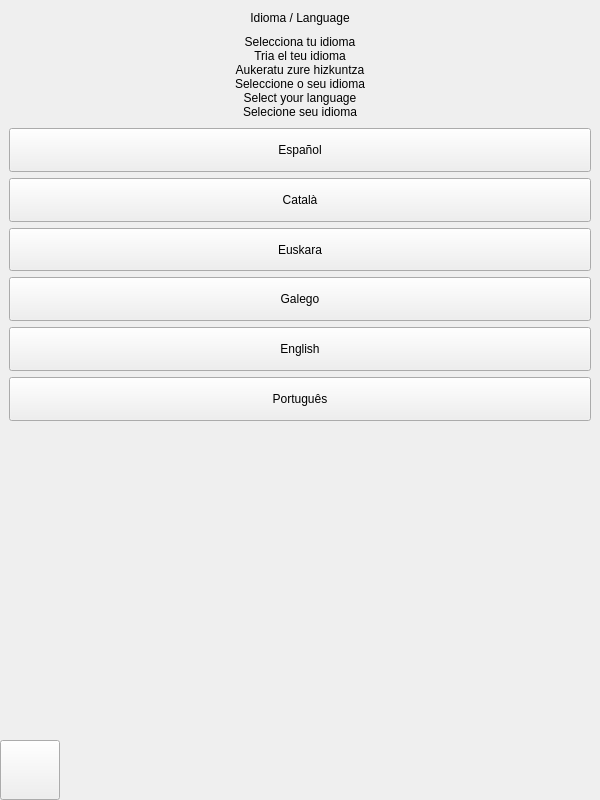
The window that bqWizard/ui/WizardLanguage.ui (bq/cervantes) describes before a commit, drawn with Qt 5.
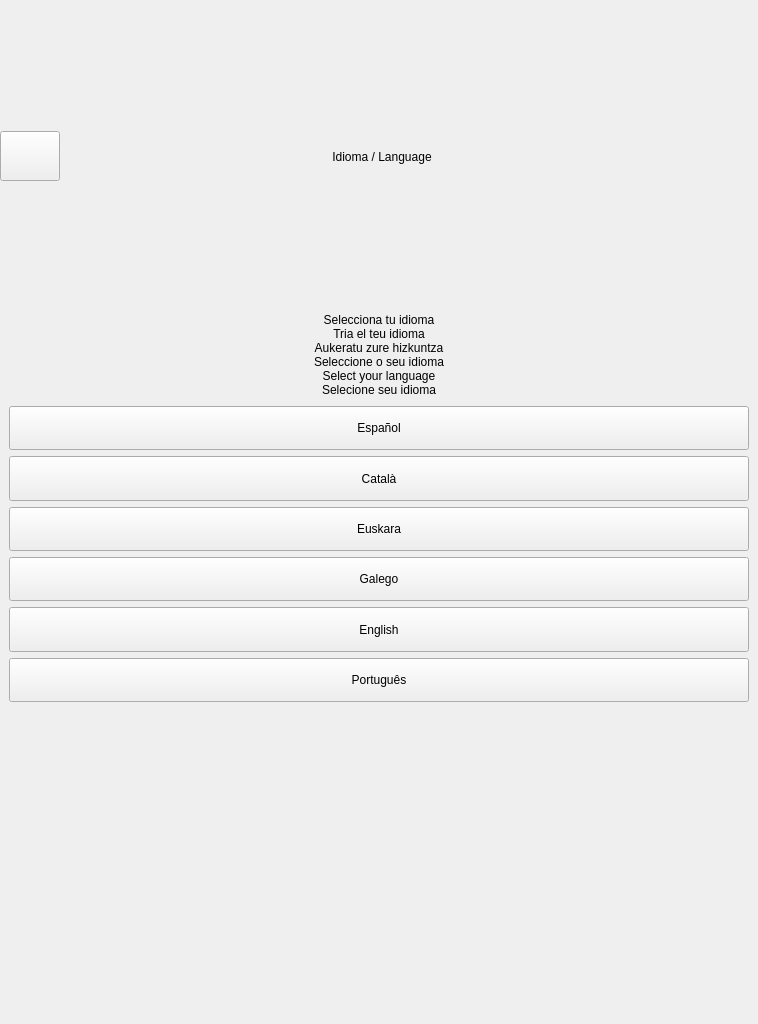
The same window after the commit.

The edit to the form file:
```diff
--- a/bqWizard/ui/WizardLanguage.ui
+++ b/bqWizard/ui/WizardLanguage.ui
@@ -6,8 +6,8 @@
    <rect>
     <x>0</x>
     <y>0</y>
-    <width>600</width>
-    <height>800</height>
+    <width>758</width>
+    <height>1024</height>
    </rect>
   </property>
   <property name="sizePolicy">
@@ -18,14 +18,14 @@
   </property>
   <property name="minimumSize">
    <size>
-    <width>600</width>
-    <height>800</height>
+    <width>758</width>
+    <height>1024</height>
    </size>
   </property>
   <property name="maximumSize">
    <size>
-    <width>600</width>
-    <height>800</height>
+    <width>758</width>
+    <height>1024</height>
    </size>
   </property>
   <property name="focusPolicy">
@@ -50,8 +50,42 @@
       <property name="margin">
        <number>0</number>
       </property>
+      <item>
+       <widget class="QPushButton" name="deviceInfo">
+        <property name="sizePolicy">
+         <sizepolicy hsizetype="Preferred" vsizetype="Expanding">
+          <horstretch>0</horstretch>
+          <verstretch>0</verstretch>
+         </sizepolicy>
+        </property>
+        <property name="minimumSize">
+         <size>
+          <width>60</width>
+          <height>50</height>
+         </size>
+        </property>
+        <property name="maximumSize">
+         <size>
+          <width>60</width>
+          <height>50</height>
+         </size>
+        </property>
+        <property name="styleSheet">
+         <string notr="true"/>
+        </property>
+        <property name="text">
+         <string/>
+        </property>
+       </widget>
+      </item>
       <item>
        <widget class="QLabel" name="langTitleLbl">
+        <property name="sizePolicy">
+         <sizepolicy hsizetype="Expanding" vsizetype="Preferred">
+          <horstretch>0</horstretch>
+          <verstretch>0</verstretch>
+         </sizepolicy>
+        </property>
         <property name="minimumSize">
          <size>
           <width>150</width>
@@ -60,7 +94,7 @@
         </property>
         <property name="maximumSize">
          <size>
-          <width>500</width>
+          <width>10000</width>
           <height>35</height>
          </size>
         </property>
@@ -72,6 +106,22 @@
         </property>
        </widget>
       </item>
+      <item>
+       <spacer name="horizontalSpacer">
+        <property name="orientation">
+         <enum>Qt::Horizontal</enum>
+        </property>
+        <property name="sizeType">
+         <enum>QSizePolicy::Fixed</enum>
+        </property>
+        <property name="sizeHint" stdset="0">
+         <size>
+          <width>60</width>
+          <height>20</height>
+         </size>
+        </property>
+       </spacer>
+      </item>
      </layout>
     </widget>
    </item>
@@ -226,31 +276,6 @@
      </property>
     </spacer>
    </item>
-   <item>
-    <widget class="QPushButton" name="deviceInfo">
-     <property name="sizePolicy">
-      <sizepolicy hsizetype="Fixed" vsizetype="Fixed">
-       <horstretch>0</horstretch>
-       <verstretch>0</verstretch>
-      </sizepolicy>
-     </property>
-     <property name="minimumSize">
-      <size>
-       <width>60</width>
-       <height>60</height>
-      </size>
-     </property>
-     <property name="maximumSize">
-      <size>
-       <width>60</width>
-       <height>60</height>
-      </size>
-     </property>
-     <property name="text">
-      <string/>
-     </property>
-    </widget>
-   </item>
   </layout>
  </widget>
  <resources/>
```
